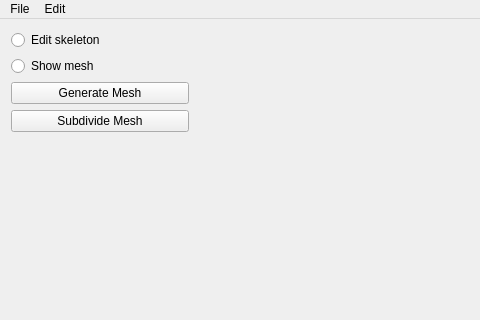
Above: mainwindow.ui from evanw/cs224final before the change; both pictures show x 0 to 480 and y 0 to 320 of the 800 by 600 pixel window. Below: the same form after it.
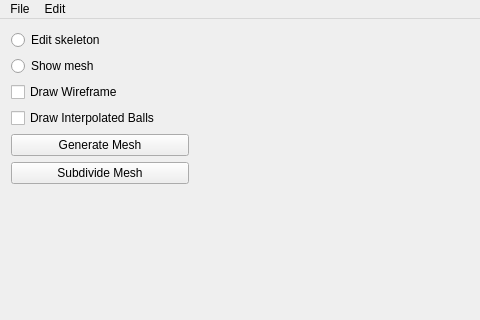
That is the form after the change. Custom widgets are drawn as their Qt base class.

Commit message: added tool to make new child balls

What changed in the file:
```diff
--- a/mainwindow.ui
+++ b/mainwindow.ui
@@ -56,6 +56,20 @@
          </property>
         </widget>
        </item>
+       <item>
+        <widget class="QCheckBox" name="drawWireframe">
+         <property name="text">
+          <string>Draw Wireframe</string>
+         </property>
+        </widget>
+       </item>
+       <item>
+        <widget class="QCheckBox" name="drawInterpolated">
+         <property name="text">
+          <string>Draw Interpolated Balls</string>
+         </property>
+        </widget>
+       </item>
        <item>
         <widget class="QPushButton" name="generateMesh">
          <property name="text">
```
Left out of the diff: 64 changed lines with no effect on the pictures. The commit also changes 14 other files.
